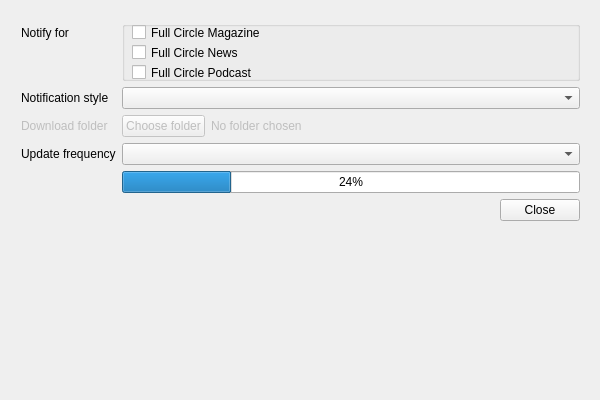
The window that fcnotify.ui (mrmonday/full-circle-notifier) describes before a commit, drawn with Qt 5.
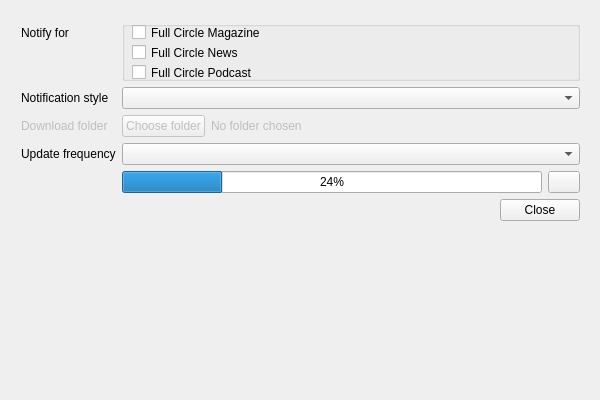
The same window after the commit.

Commit message: Added a close button to the download progress bar to abort/cancel downloading.

What changed in the file:
```diff
--- a/fcnotify.ui
+++ b/fcnotify.ui
@@ -181,11 +181,28 @@
      </widget>
     </item>
     <item row="4" column="1">
+     <layout class="QHBoxLayout" name="horizontalLayout2">
+      <item>
      <widget class="QProgressBar" name="progressBar">
       <property name="value">
        <number>24</number>
       </property>
      </widget>
+      </item>
+      <item>
+       <widget class="QPushButton" name="closeDownloadButton">
+        <property name="maximumSize">
+         <size>
+          <width>32</width>
+          <height>32</height>
+         </size>
+        </property>
+        <property name="text">
+         <string/>
+        </property>
+       </widget>
+      </item>
+     </layout>
     </item>
     <item row="5" column="1">
      <widget class="QDialogButtonBox" name="buttonBox">
```
Left out of the diff: 17 changed lines with no effect on the pictures. Lines whose indentation alone changed are shown as unchanged. The commit also changes 4 other files.
